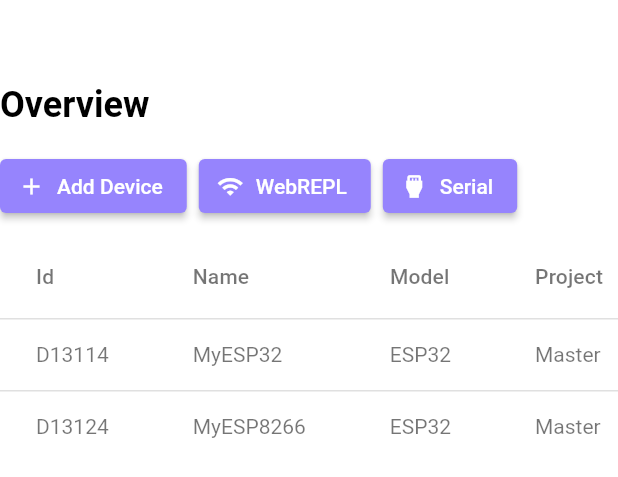
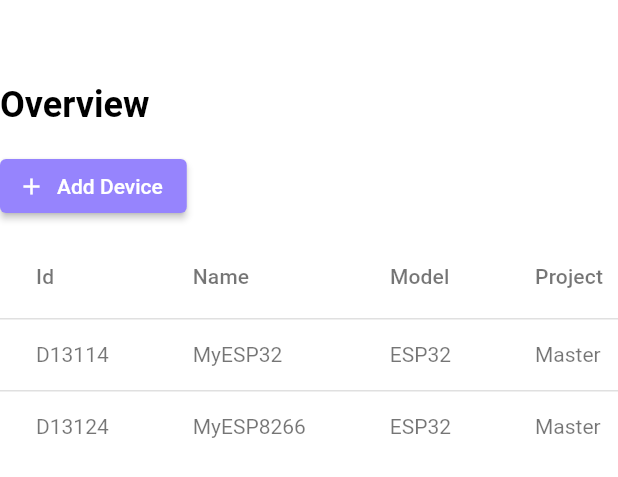
Before and after one commit to matlawsky/koncepto, a Flutter app: the DevicesPage widget shown alone on an empty page, opened directly, on a phone screen of 412 x 824 dp. Shown: the top 477 px of the screen. Run offline on Flutter 3.47's test engine with Material 2 defaults, Android fonts, the light colour scheme and no system bars; our stand-ins replace auto_route, data_table_2, flutter_secure_storage, get, google_fonts, hive and 1 more; accounts and stored records are empty.

Commit message:
after some time, it is bfore the huge rearangement

```diff
--- a/lib/controllers/navigation_controller.dart
+++ b/lib/controllers/navigation_controller.dart
@@ -10,4 +10,6 @@ class NavigationController extends GetxController {
   }
 
   goBack() => navigationKey.currentState?.pop() ;
+
+
 }
--- a/lib/pages/devices/devices.dart
+++ b/lib/pages/devices/devices.dart
@@ -8,74 +8,70 @@ import 'package:koncepto/widgets/custom_text.dart';
 import 'package:koncepto/widgets/responsiveness.dart';
 import 'package:uuid/uuid.dart';
 import 'device_dialog.dart';
-
+import 'package:koncepto/pages/devices/serial.dart';
 
 class DevicesPage extends StatelessWidget {
   static const int numItems = 10;
-  final List<bool> selected = List<bool>.generate(numItems, (int index) => false);
+  final List<bool> selected =
+      List<bool>.generate(numItems, (int index) => false);
 
   DevicesPage({super.key});
 
   @override
   Widget build(BuildContext context) {
-    return Column(
-      children: [
+    return Column(children: [
       Obx(() => Row(
             children: [
               Container(
-              margin: EdgeInsets.only(top: ResponsiveWidget.isSmallScreen(context) ? 56 : 6),
-              child: CustomText(text: menuController.activeItem.value, size: 24, weight: FontWeight.bold, color: Colors.black,),
+                margin: EdgeInsets.only(
+                    top: ResponsiveWidget.isSmallScreen(context) ? 56 : 6),
+                child: CustomText(
+                  text: menuController.activeItem.value,
+                  size: 24,
+                  weight: FontWeight.bold,
+                  color: Colors.black,
+                ),
               ),
             ],
           )),
       const SizedBox(height: 16.0),
-        Row(children: [
+      Row(
+        children: [
           ElevatedButton.icon(
             onPressed: () async {
               Get.dialog(Dialog(
-                child: DeviceDialog(onConfirm:(name, model, type, address, serialPort) => {
-
-                })
-              ));
+                  child: DeviceDialog(
+                      onConfirm: (name, model, type, address, serialPort) =>
+                          {})));
             },
             icon: const Icon(Icons.add, size: 18),
             label: const Text("Add Device"),
             style: ButtonStyle(
-              backgroundColor: MaterialStateProperty.all(const Color.fromARGB(255, 150, 132, 253))
-              ),
+                backgroundColor: MaterialStateProperty.all(
+                    const Color.fromARGB(255, 150, 132, 253))),
           ),
           const SizedBox(width: 8.0),
-          ElevatedButton.icon(
-            onPressed: () async {
-              Get.dialog(const Dialog(
-                child:REPLPage()
-              ));
-            },
-            icon: const Icon(Icons.wifi, size: 18),
-            label: const Text("WebREPL"),
-            style: ButtonStyle(backgroundColor: MaterialStateProperty.all(const Color.fromARGB(255, 150, 132, 253))),
+        ],
       ),
-          const SizedBox(width: 8.0),
-          ElevatedButton.icon(
-            onPressed: () async {},
-            icon: const Icon(Icons.settings_input_hdmi, size: 18),
-            label: const Text("Serial"),
-            style: ButtonStyle(backgroundColor: MaterialStateProperty.all(const Color.fromARGB(255, 150, 132, 253))),
-          ),
-        ],),
       const SizedBox(height: 8.0),
       SizedBox(
           width: double.infinity,
-          child: DataTable(
-            columns: const <DataColumn>[
-              DataColumn(label: Text('Id'),),
-              DataColumn(label: Text('Name'),),
-              DataColumn(label: Text('Model'),),
-              DataColumn(label: Text('Project'),),
+          child: DataTable(columns: const <DataColumn>[
+            DataColumn(
+              label: Text('Id'),
+            ),
+            DataColumn(
+              label: Text('Name'),
+            ),
+            DataColumn(
+              label: Text('Model'),
+            ),
+            DataColumn(
+              label: Text('Project'),
+            ),
             DataColumn(label: Text('Edit')),
             DataColumn(label: Text('Delete'))
-            ],
-            rows: [
+          ], rows: [
             DataRow(
               cells: <DataCell>[
                 const DataCell(Text('D13114')),
@@ -89,8 +85,11 @@ class DevicesPage extends StatelessWidget {
                     },
                     icon: const Icon(Icons.edit, size: 18),
                     label: const Text("Edit Device"),
-                      style: ButtonStyle(backgroundColor: MaterialStateProperty.all(const Color.fromARGB(255, 150, 132, 253))),
-                    ),),
+                    style: ButtonStyle(
+                        backgroundColor: MaterialStateProperty.all(
+                            const Color.fromARGB(255, 150, 132, 253))),
+                  ),
+                ),
                 DataCell(
                   ElevatedButton.icon(
                     onPressed: () {
@@ -98,10 +97,11 @@ class DevicesPage extends StatelessWidget {
                     },
                     icon: const Icon(Icons.close, size: 18),
                     label: const Text("Delete Device"),
-                          style: ButtonStyle(backgroundColor: MaterialStateProperty.all(const Color.fromARGB(255, 150, 132, 253))),
+                    style: ButtonStyle(
+                        backgroundColor: MaterialStateProperty.all(
+                            const Color.fromARGB(255, 150, 132, 253))),
                   ),
                 ),
-
               ],
             ),
             DataRow(
@@ -117,8 +117,11 @@ class DevicesPage extends StatelessWidget {
                     },
                     icon: const Icon(Icons.edit, size: 18),
                     label: const Text("Edit Device"),
-                      style: ButtonStyle(backgroundColor: MaterialStateProperty.all(const Color.fromARGB(255, 150, 132, 253))),
-                    ),),
+                    style: ButtonStyle(
+                        backgroundColor: MaterialStateProperty.all(
+                            const Color.fromARGB(255, 150, 132, 253))),
+                  ),
+                ),
                 DataCell(
                   ElevatedButton.icon(
                     onPressed: () {
@@ -126,18 +129,15 @@ class DevicesPage extends StatelessWidget {
                     },
                     icon: const Icon(Icons.close, size: 18),
                     label: const Text("Delete Device"),
-                          style: ButtonStyle(backgroundColor: MaterialStateProperty.all(const Color.fromARGB(255, 150, 132, 253))),
+                    style: ButtonStyle(
+                        backgroundColor: MaterialStateProperty.all(
+                            const Color.fromARGB(255, 150, 132, 253))),
                   ),
                 ),
-
               ],
             ),
-                  ]
-          )
-      )
-      ]
-      );
-
+          ]))
+    ]);
   }
 }
 
@@ -149,6 +149,5 @@ class DevicesPage extends StatelessWidget {
 
   final box = Boxes.getDevices();
   box.add(project);
-
 }
 // Color.fromARGB(255, 150, 132, 253)
--- a/pubspec.yaml
+++ b/pubspec.yaml
@@ -26,6 +26,10 @@ dependencies:
   intl: ^0.17.0
   http: ^0.13.5
   flutter_secure_storage: ^6.0.0
+  flutter_libserialport: ^0.3.0
+  ffi: ^2.0.1
+  usb_device: ^0.0.7
+  auto_route: ^5.0.4
 
 dev_dependencies:
   flutter_test:
```
Also changed, not shown: lib/main.dart (+18 -16 lines), lib/pages/devices/repl.dart (+7 -15 lines), lib/pages/devices/serial.dart (added, +150 -0 lines), lib/routing/router.dart (+9 -5 lines), lib/routing/routes.dart (+7 -8 lines), lib/widgets/vertical_menu_item.dart (+32 -14 lines), lib/controllers/authorization_controller.dart (deleted), lib/controllers/devices_controller.dart (deleted), pubspec.lock, 5 other files. Lines whose indentation alone changed are shown as unchanged.
